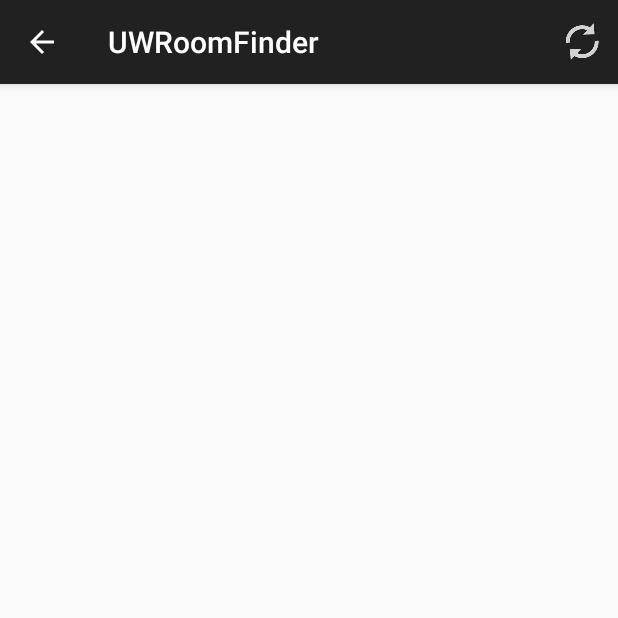
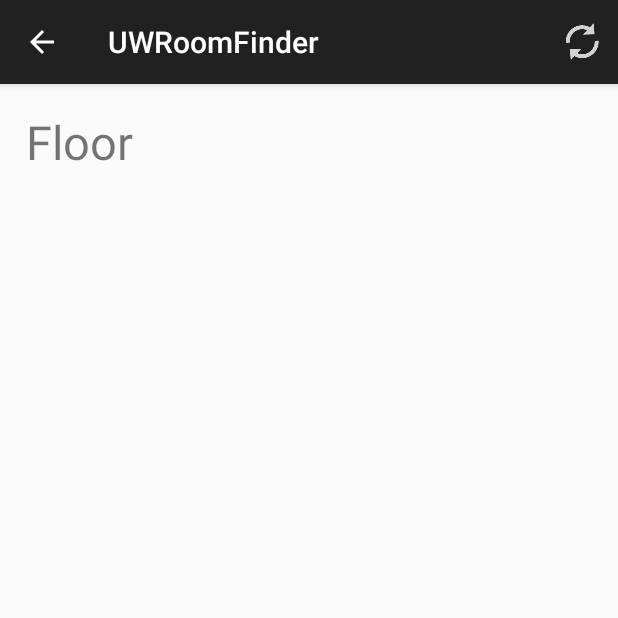
Before and after one commit to FinalThunder526/UWRoomFinder, an Android app: the FloorActivity screen opened directly, with no data from a screen before it, on a phone screen of 412 x 824 dp, the top half of it. Run offline under Robolectric (Android 15) with nearby library versions, the phone set to English and light mode, and no system bars.

Commit message:
Little change
lol

```diff
--- a/Android/UWRoomFinder/app/src/main/res/layout/activity_floor.xml
+++ b/Android/UWRoomFinder/app/src/main/res/layout/activity_floor.xml
@@ -1,9 +1,20 @@
 <?xml version="1.0" encoding="utf-8"?>
 <LinearLayout xmlns:android="http://schemas.android.com/apk/res/android"
     xmlns:tools="http://schemas.android.com/tools"
-    android:orientation="vertical"
     android:layout_width="match_parent"
     android:layout_height="match_parent"
-    tools:context=".FloorActivity">
+    android:orientation="vertical"
+    tools:context=".FloorActivity"
+    android:paddingLeft="@dimen/activity_horizontal_margin"
+    android:paddingRight="@dimen/activity_horizontal_margin"
+    android:paddingTop="@dimen/activity_vertical_margin"
+    android:paddingBottom="@dimen/activity_vertical_margin">
+
+    <TextView
+        android:id="@+id/textView"
+        android:layout_width="wrap_content"
+        android:layout_height="wrap_content"
+        android:text="@string/floor_title"
+        android:textSize="14pt" />
 
 </LinearLayout>
--- a/Android/UWRoomFinder/app/src/main/res/values/dimens.xml
+++ b/Android/UWRoomFinder/app/src/main/res/values/dimens.xml
@@ -1,5 +1,5 @@
 <resources>
     <!-- Default screen margins, per the Android Design guidelines. -->
-    <dimen name="activity_horizontal_margin">16dp</dimen>
-    <dimen name="activity_vertical_margin">16dp</dimen>
+    <dimen name="activity_horizontal_margin">17dp</dimen>
+    <dimen name="activity_vertical_margin">17dp</dimen>
 </resources>
--- a/Android/UWRoomFinder/app/src/main/res/values/strings.xml
+++ b/Android/UWRoomFinder/app/src/main/res/values/strings.xml
@@ -5,5 +5,6 @@
     <string name="hello_world">Hello world!</string>
     <string name="action_settings">Settings</string>
     <string name="building_title">Buildings</string>
+    <string name="floor_title">Floor</string>
 
 </resources>
```
